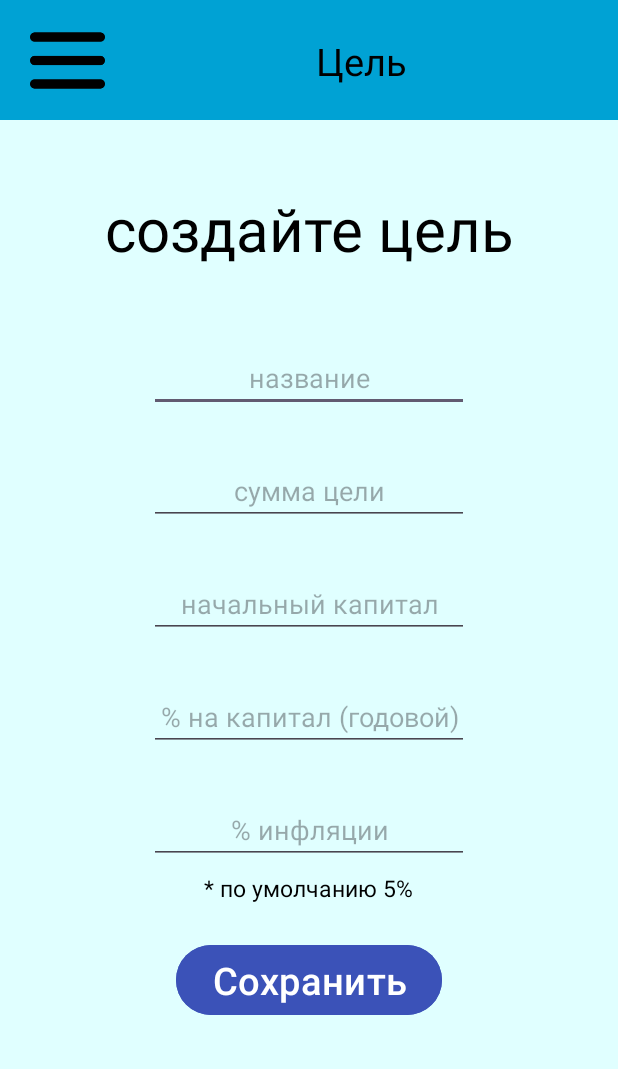
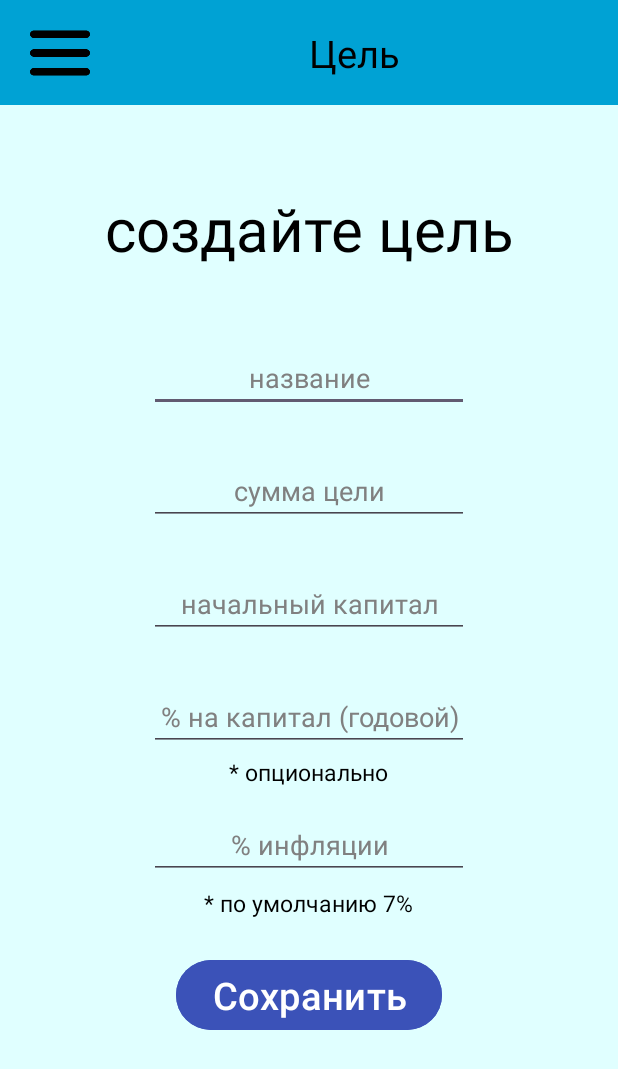
Before and after one commit to sanai1/financial_application, an Android app: the screen it shows after launch (GoalActivity), in the side drawer, after a tap on "ЦЕЛЬ", on a phone screen of 412 x 824 dp. Shown: the top 1069 px of the screen. Run offline under Robolectric (Android 15) with nearby library versions, the phone set to English and light mode, and no system bars; libraries missing offline, so code that uses them is left out: com.github.mikephil.charting; 1 statement that could not run was skipped.

Commit message:
update design

```diff
--- a/app/src/main/java/com/example/financial_application/activity/MainActivity.java
+++ b/app/src/main/java/com/example/financial_application/activity/MainActivity.java
@@ -50,7 +50,7 @@ public class MainActivity extends AppCompatActivity implements CategoryDialog.Di
         binding_activity_main = ActivityMainBinding.inflate(getLayoutInflater());
         setContentView(binding_activity_main.getRoot());
 
-        binding_activity_main.includeMenu.textViewInfo.setText("Капитал");
+        binding_activity_main.includeMenu.textViewInfo.setText("Бюджет");
         binding_activity_main.navigatorViewId.setNavigationItemSelectedListener(new NavigationView.OnNavigationItemSelectedListener() {
             @Override
             public boolean onNavigationItemSelected(@NonNull MenuItem item) {
--- a/app/src/main/java/com/example/financial_application/dialog_fragment/CategoryUpdateDialog.java
+++ b/app/src/main/java/com/example/financial_application/dialog_fragment/CategoryUpdateDialog.java
@@ -54,6 +54,8 @@ public class CategoryUpdateDialog extends DialogFragment implements View.OnClick
             radioButtonExpense.setChecked(false);
             radioButtonIncome.setChecked(true);
         }
+        radioButtonIncome.setEnabled(false);
+        radioButtonExpense.setEnabled(false);
     }
 
     @Override
--- a/app/src/main/res/layout/activity_goal_start.xml
+++ b/app/src/main/res/layout/activity_goal_start.xml
@@ -36,6 +36,7 @@
             android:gravity="center"
             android:inputType="text"
             android:textColor="@color/black"
+            android:textColorHint="@color/gray"
             android:hint="название"
             app:layout_constraintEnd_toEndOf="parent"
             app:layout_constraintStart_toStartOf="parent"
@@ -50,6 +51,7 @@
             android:inputType="number"
             android:hint="сумма цели"
             android:textColor="@color/black"
+            android:textColorHint="@color/gray"
             android:gravity="center"
             app:layout_constraintEnd_toEndOf="parent"
             app:layout_constraintStart_toStartOf="parent"
@@ -64,6 +66,7 @@
             android:inputType="number"
             android:hint="начальный капитал"
             android:textColor="@color/black"
+            android:textColorHint="@color/gray"
             android:gravity="center"
             app:layout_constraintEnd_toEndOf="parent"
             app:layout_constraintStart_toStartOf="@+id/includeMenu"
@@ -78,6 +81,7 @@
             android:inputType="number"
             android:hint="% на капитал (годовой)"
             android:textColor="@color/black"
+            android:textColorHint="@color/gray"
             android:gravity="center"
             app:layout_constraintEnd_toEndOf="parent"
             app:layout_constraintStart_toStartOf="parent"
@@ -87,11 +91,12 @@
             android:id="@+id/editTextNumberInflation"
             android:layout_width="wrap_content"
             android:layout_height="wrap_content"
-            android:layout_marginTop="30dp"
+            android:layout_marginTop="40dp"
             android:ems="10"
             android:inputType="number"
             android:hint="% инфляции"
             android:textColor="@color/black"
+            android:textColorHint="@color/gray"
             android:gravity="center"
             app:layout_constraintEnd_toEndOf="parent"
             app:layout_constraintStart_toStartOf="parent"
@@ -112,11 +117,24 @@
             app:layout_constraintTop_toBottomOf="@+id/editTextNumberInflation" />
 
         <TextView
+            android:id="@+id/textView_percent"
+            android:layout_width="wrap_content"
+            android:layout_height="wrap_content"
+            android:layout_marginTop="3dp"
+            android:text="* опционально"
+            android:textSize="15dp"
+            android:textColor="@color/black"
+            app:layout_constraintEnd_toEndOf="parent"
+            app:layout_constraintHorizontal_bias="0.498"
+            app:layout_constraintStart_toStartOf="parent"
+            app:layout_constraintTop_toBottomOf="@+id/editTextNumberPercent" />
+
+        <TextView
             android:id="@+id/textView_inflation"
             android:layout_width="wrap_content"
             android:layout_height="wrap_content"
             android:layout_marginTop="5dp"
-            android:text="* по умолчанию 5%"
+            android:text="* по умолчанию 7%"
             android:textSize="15dp"
             android:textColor="@color/black"
             app:layout_constraintEnd_toEndOf="parent"
--- a/app/src/main/res/layout/add_category.xml
+++ b/app/src/main/res/layout/add_category.xml
@@ -31,7 +31,7 @@
         android:layout_marginStart="100dp"
         android:layout_marginEnd="100dp"
         android:hint="название категории"
-        android:textColorHint="@color/black"
+        android:textColorHint="@color/gray"
         android:textColor="@color/black"
         android:textSize="25dp"
         android:ems="10"
--- a/app/src/main/res/layout/main.xml
+++ b/app/src/main/res/layout/main.xml
@@ -10,13 +10,13 @@
     <LinearLayout
         android:id="@+id/linearLayout"
         android:layout_width="match_parent"
-        android:layout_height="80dp"
+        android:layout_height="70dp"
         android:background="@color/light_blue">
 
         <ImageView
             android:id="@+id/button_menu"
-            android:layout_width="50dp"
-            android:layout_height="50dp"
+            android:layout_width="40dp"
+            android:layout_height="40dp"
             android:onClick="menu"
             android:layout_marginStart="20dp"
             android:layout_marginTop="15dp"
@@ -27,7 +27,7 @@
             android:layout_width="wrap_content"
             android:layout_height="wrap_content"
             android:layout_marginStart="50dp"
-            android:layout_marginTop="23dp"
+            android:layout_marginTop="18dp"
             android:layout_marginEnd="50dp"
             android:layout_weight="1"
             android:gravity="center"
```
Also changed, not shown: app/src/main/java/com/example/financial_application/activity/GoalActivity.java (+16 -6 lines), app/src/main/res/layout/activity_main.xml (+9 -10 lines).
